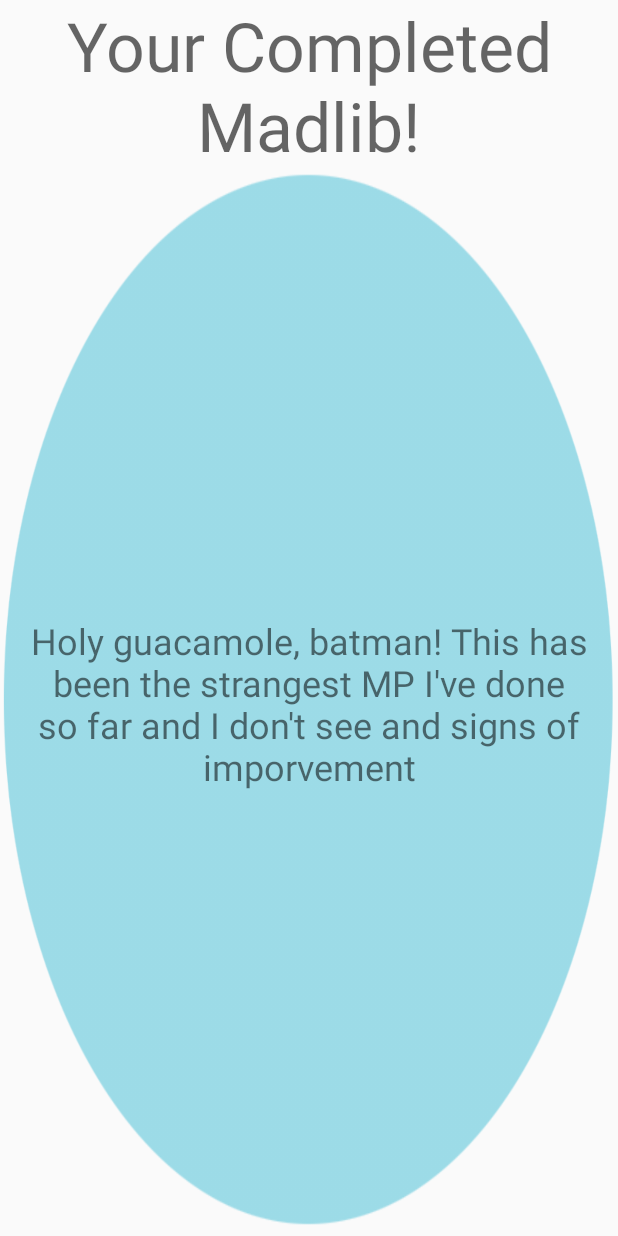
After one commit to spatzdaniel/Final-Project, an Android app: the layout finalmadlibview.xml on its own in the app's theme, with its tools: preview values and no code run, on a phone screen of 412 x 824 dp. The commit adds this screen. Run offline under Robolectric (Android 15) with nearby library versions, the phone set to English and light mode, and no system bars.

Commit message:
Basic UI walk through. Started to outline what has to be created within the madlibs class.

```diff
--- a/app/src/main/java/com/example/spatz/madlibs/MainActivity.java
+++ b/app/src/main/java/com/example/spatz/madlibs/MainActivity.java
@@ -16,12 +16,14 @@ public class MainActivity extends AppCompatActivity {
     }
 
     /**
-     * The function that runs throughout the whole process of
+     * The function that runs upon pressing the start button.
      * @param view
      */
     public void libTime(View view) {
-
         setContentView(R.layout.inputforthelib);
+    }
+    public void beDone(View view) {
+        setContentView(R.layout.finalmadlibview);
     }
 
 }
--- /dev/null
+++ b/app/src/main/res/layout/finalmadlibview.xml
@@ -0,0 +1,32 @@
+<?xml version="1.0" encoding="utf-8"?>
+<android.support.constraint.ConstraintLayout
+    xmlns:android="http://schemas.android.com/apk/res/android"
+    xmlns:app="http://schemas.android.com/apk/res-auto"
+    xmlns:tools="http://schemas.android.com/tools"
+    android:layout_width="match_parent"
+    android:layout_height="match_parent">
+
+    <LinearLayout
+        android:layout_width="match_parent"
+        android:layout_height="match_parent"
+        android:orientation="vertical">
+
+        <TextView
+            android:id="@+id/textView6"
+            android:layout_width="match_parent"
+            android:layout_height="wrap_content"
+            android:gravity="center"
+            android:text="Your Completed Madlib!"
+            android:textAppearance="@style/TextAppearance.AppCompat.Display2" />
+
+        <TextView
+            android:id="@+id/textView5"
+            android:layout_width="match_parent"
+            android:layout_height="match_parent"
+            android:background="@drawable/bluecircleapp"
+            android:gravity="center"
+            android:text="Holy guacamole, batman! This has been the strangest MP I've done so far and I don't see and signs of imporvement"
+            android:textSize="24sp" />
+
+    </LinearLayout>
+</android.support.constraint.ConstraintLayout>
```
